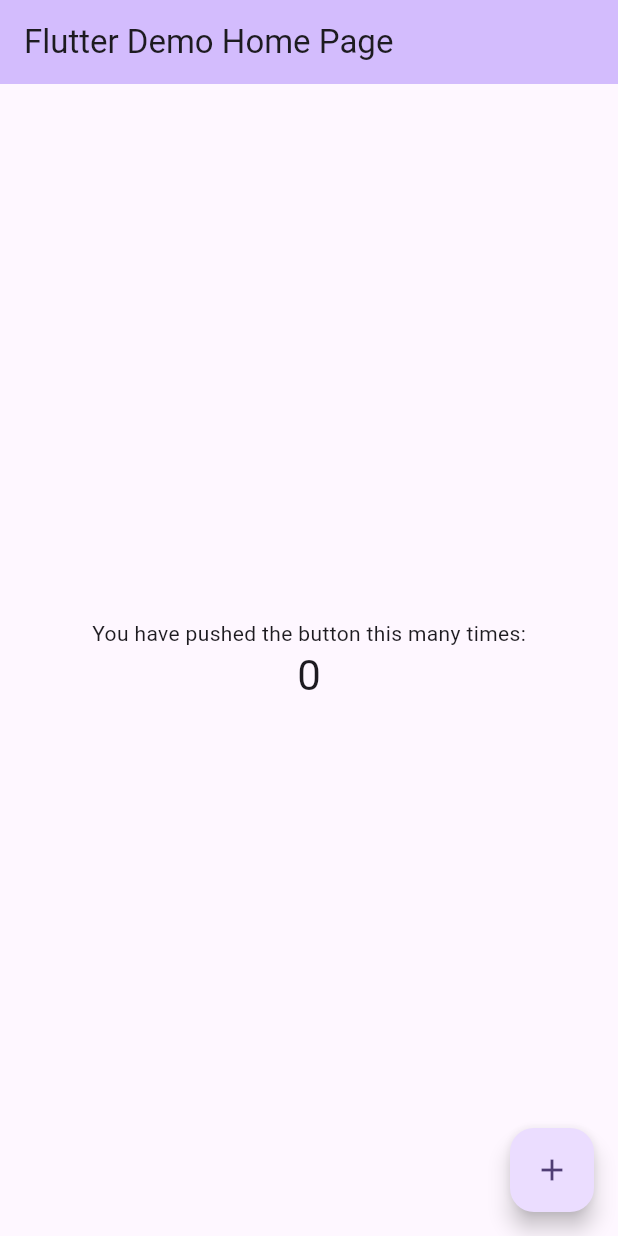
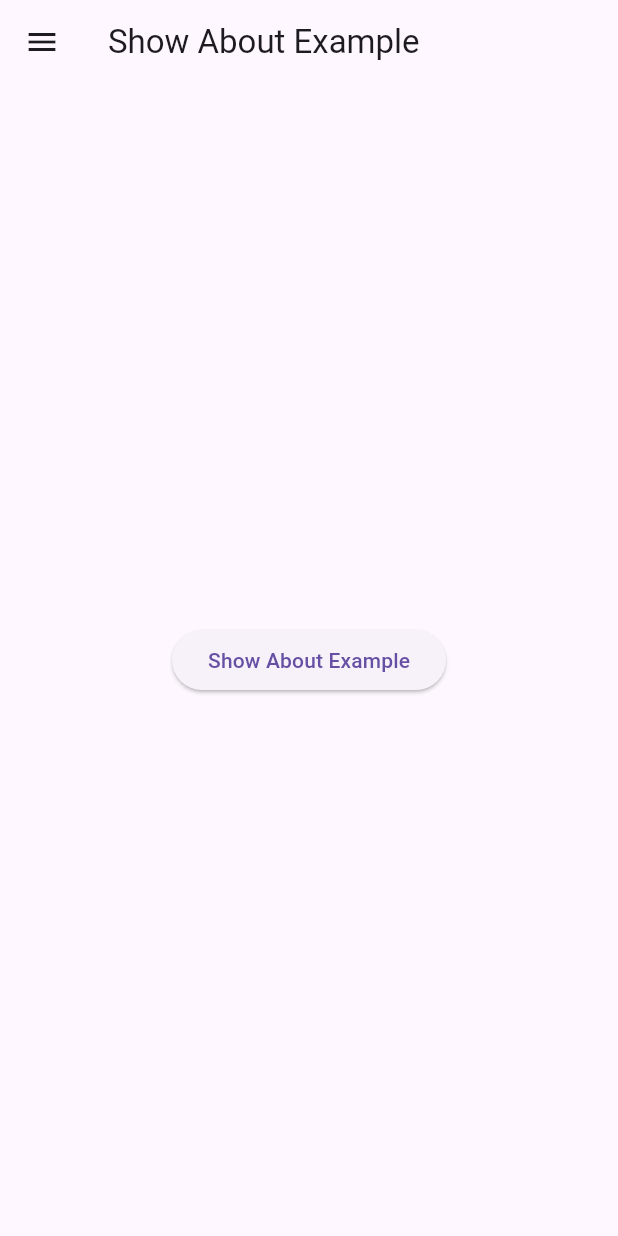
Before and after one commit to jpinzunzaa/flutter-widgets, a Flutter app: the screen it shows after launch, on a phone screen of 412 x 824 dp. Run offline on Flutter 3.47's test engine with Material 3 defaults, Android fonts, the phone set to English and light mode, and no system bars.

Commit message:
Added about-list-tile widget

```diff
--- a/lib/main.dart
+++ b/lib/main.dart
@@ -1,125 +1,6 @@
 import 'package:flutter/material.dart';
+import 'package:flutter_widgets/widgets/about_list_tile.dart';
 
 void main() {
-  runApp(const MyApp());
+  runApp(const AboutListTileExampleApp());
 }
-
-class MyApp extends StatelessWidget {
-  const MyApp({super.key});
-
-  // This widget is the root of your application.
-  @override
-  Widget build(BuildContext context) {
-    return MaterialApp(
-      title: 'Flutter Demo',
-      theme: ThemeData(
-        // This is the theme of your application.
-        //
-        // TRY THIS: Try running your application with "flutter run". You'll see
-        // the application has a purple toolbar. Then, without quitting the app,
-        // try changing the seedColor in the colorScheme below to Colors.green
-        // and then invoke "hot reload" (save your changes or press the "hot
-        // reload" button in a Flutter-supported IDE, or press "r" if you used
-        // the command line to start the app).
-        //
-        // Notice that the counter didn't reset back to zero; the application
-        // state is not lost during the reload. To reset the state, use hot
-        // restart instead.
-        //
-        // This works for code too, not just values: Most code changes can be
-        // tested with just a hot reload.
-        colorScheme: ColorScheme.fromSeed(seedColor: Colors.deepPurple),
-        useMaterial3: true,
-      ),
-      home: const MyHomePage(title: 'Flutter Demo Home Page'),
-    );
-  }
-}
-
-class MyHomePage extends StatefulWidget {
-  const MyHomePage({super.key, required this.title});
-
-  // This widget is the home page of your application. It is stateful, meaning
-  // that it has a State object (defined below) that contains fields that affect
-  // how it looks.
-
-  // This class is the configuration for the state. It holds the values (in this
-  // case the title) provided by the parent (in this case the App widget) and
-  // used by the build method of the State. Fields in a Widget subclass are
-  // always marked "final".
-
-  final String title;
-
-  @override
-  State<MyHomePage> createState() => _MyHomePageState();
-}
-
-class _MyHomePageState extends State<MyHomePage> {
-  int _counter = 0;
-
-  void _incrementCounter() {
-    setState(() {
-      // This call to setState tells the Flutter framework that something has
-      // changed in this State, which causes it to rerun the build method below
-      // so that the display can reflect the updated values. If we changed
-      // _counter without calling setState(), then the build method would not be
-      // called again, and so nothing would appear to happen.
-      _counter++;
-    });
-  }
-
-  @override
-  Widget build(BuildContext context) {
-    // This method is rerun every time setState is called, for instance as done
-    // by the _incrementCounter method above.
-    //
-    // The Flutter framework has been optimized to make rerunning build methods
-    // fast, so that you can just rebuild anything that needs updating rather
-    // than having to individually change instances of widgets.
-    return Scaffold(
-      appBar: AppBar(
-        // TRY THIS: Try changing the color here to a specific color (to
-        // Colors.amber, perhaps?) and trigger a hot reload to see the AppBar
-        // change color while the other colors stay the same.
-        backgroundColor: Theme.of(context).colorScheme.inversePrimary,
-        // Here we take the value from the MyHomePage object that was created by
-        // the App.build method, and use it to set our appbar title.
-        title: Text(widget.title),
-      ),
-      body: Center(
-        // Center is a layout widget. It takes a single child and positions it
-        // in the middle of the parent.
-        child: Column(
-          // Column is also a layout widget. It takes a list of children and
-          // arranges them vertically. By default, it sizes itself to fit its
-          // children horizontally, and tries to be as tall as its parent.
-          //
-          // Column has various properties to control how it sizes itself and
-          // how it positions its children. Here we use mainAxisAlignment to
-          // center the children vertically; the main axis here is the vertical
-          // axis because Columns are vertical (the cross axis would be
-          // horizontal).
-          //
-          // TRY THIS: Invoke "debug painting" (choose the "Toggle Debug Paint"
-          // action in the IDE, or press "p" in the console), to see the
-          // wireframe for each widget.
-          mainAxisAlignment: MainAxisAlignment.center,
-          children: <Widget>[
-            const Text(
-              'You have pushed the button this many times:',
-            ),
-            Text(
-              '$_counter',
-              style: Theme.of(context).textTheme.headlineMedium,
-            ),
-          ],
-        ),
-      ),
-      floatingActionButton: FloatingActionButton(
-        onPressed: _incrementCounter,
-        tooltip: 'Increment',
-        child: const Icon(Icons.add),
-      ), // This trailing comma makes auto-formatting nicer for build methods.
-    );
-  }
-}
--- /dev/null
+++ b/lib/widgets/about_list_tile.dart
@@ -0,0 +1,75 @@
+import 'package:flutter/material.dart';
+
+class AboutListTileExampleApp extends StatelessWidget {
+  const AboutListTileExampleApp({ super.key });
+
+  @override
+  Widget build(BuildContext context) {
+    return const MaterialApp(
+      home: AboutListTileExample(),
+    );
+  }
+}
+
+class AboutListTileExample extends StatelessWidget {
+  const AboutListTileExample({ super.key });
+
+  @override
+  Widget build(BuildContext context) {
+    final ThemeData theme = Theme.of(context);
+    final TextStyle textStyle = theme.textTheme.bodyMedium!;
+    final List<Widget> aboutBoxChildren = <Widget>[
+      const SizedBox(height: 24),
+      RichText(
+        text: TextSpan(
+          children: <TextSpan>[
+            TextSpan(
+              style: textStyle,
+              text: "Flutter is Google's UI toolkit for building beautiful, "
+                    'natively compiled applications for mobile, web, and desktop '
+                    'from a single codebase. Learn more about Flutter at '
+            ),
+            TextSpan(
+              style: textStyle.copyWith(color: theme.colorScheme.primary),
+              text: 'https://flutter.dev'
+            ),
+            TextSpan(style: textStyle, text: '.'),
+          ]
+        ),
+      )
+    ];
+
+    return Scaffold(
+      appBar: AppBar(title: const Text('Show About Example')),
+      drawer: Drawer(
+        child: SingleChildScrollView(
+          child: SafeArea(
+            child: AboutListTile(
+              icon: const Icon(Icons.info),
+              applicationIcon: const FlutterLogo(),
+              applicationName: 'Show About Example',
+              applicationVersion: 'August 2019',
+              applicationLegalese: '\u{a9} 2014 The Flutter Authors',
+              aboutBoxChildren: aboutBoxChildren,
+            )
+          )
+        )
+      ),
+      body: Center(
+        child: ElevatedButton(
+          child: const Text('Show About Example'),
+          onPressed: () {
+            showAboutDialog(
+              context: context,
+              applicationIcon: const FlutterLogo(),
+              applicationName: 'Show About Example',
+              applicationVersion: 'August 2019',
+              applicationLegalese: '\u{a9} 2014 The Flutter Authors',
+              children: aboutBoxChildren,
+            );
+          },
+        )
+      )
+    );
+  }
+}
```
Also changed, not shown: lib/widgets/about-list-tile.dart (deleted), 1 other file.
